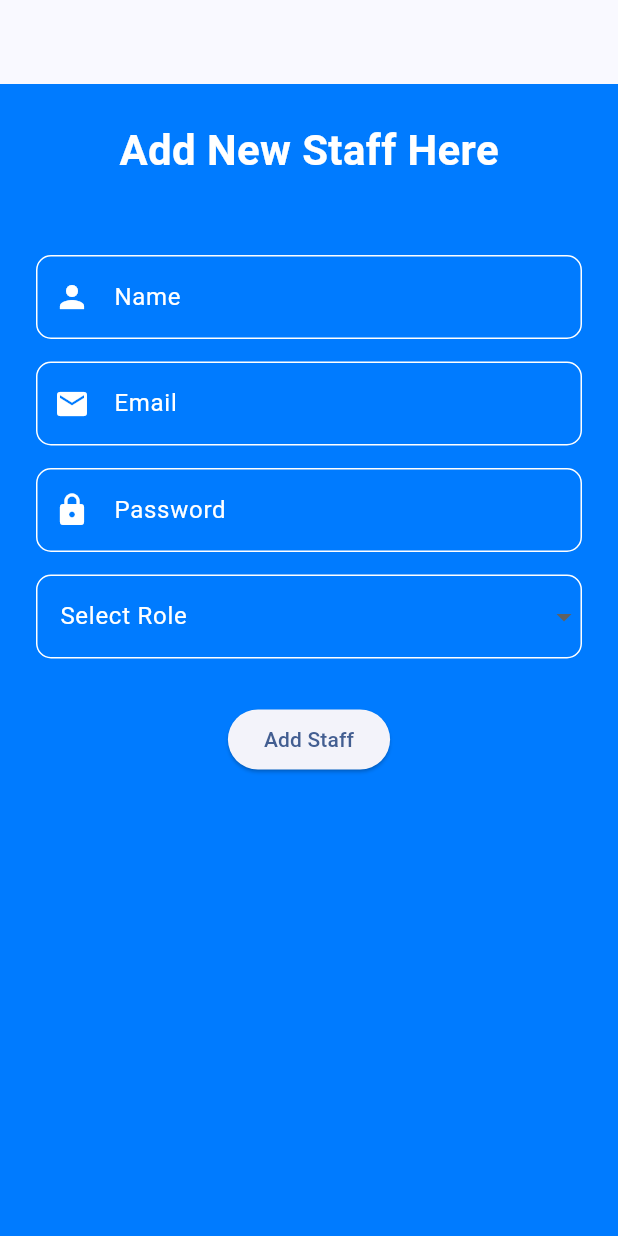
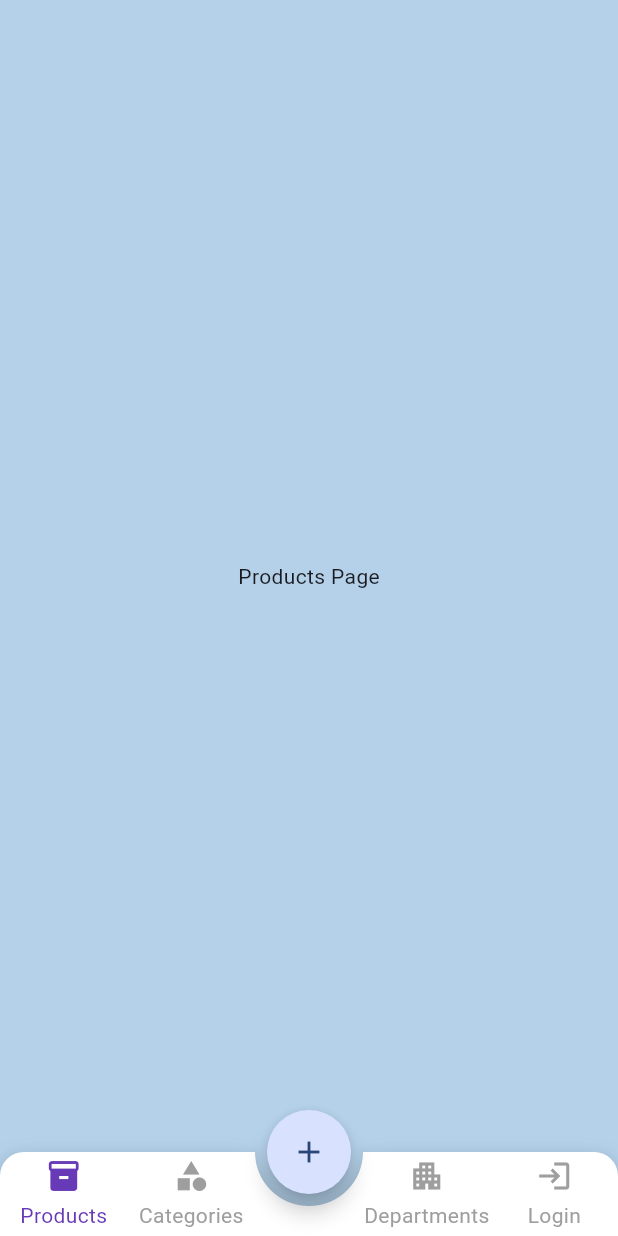
Before and after one commit to ishankfl/inventory, a Flutter app: the screen it shows after launch, on a phone screen of 412 x 824 dp. Run offline on Flutter 3.47's test engine with Material 3 defaults, Android fonts, the phone set to English and light mode, and no system bars; drawn by our look-alikes of animated_bottom_navigation_bar; our stand-ins replace jwt_decoder, shared_preferences; missing offline and left inert: dart:ffi.

Commit message:
category-view-completed

```diff
--- a/lib/main.dart
+++ b/lib/main.dart
@@ -1,11 +1,13 @@
 import 'package:flutter/material.dart';
+import 'package:inventory/screens/common/nav_bar.dart';
 import 'package:inventory/screens/login/add_staff_screen.dart';
 // import 'package:inventory/screens/login/login_screen.dart';
 import 'dart:io';
 
 import 'package:inventory/utils/http_overide.dart';
+import 'package:inventory/utils/token_utils.dart';
 
-void main() {
+void main() async {
   HttpOverrides.global = MyHttpOverrides();
 
   runApp(const MyApp());
@@ -19,13 +21,14 @@ class MyApp extends StatelessWidget {
     return MaterialApp(
       title: 'IMS Login',
       theme: ThemeData(
-        primaryColor: const Color(0xFF007bff),
-        scaffoldBackgroundColor: const Color(0xFF007bff),
+        appBarTheme: const AppBarTheme(color: Color(0xFF007bff)),
+        primaryColor: (Colors.white),
+        scaffoldBackgroundColor: const Color.fromARGB(255, 180, 209, 233),
         colorScheme: ColorScheme.fromSeed(seedColor: const Color(0xFF007bff)),
         useMaterial3: true,
       ),
       debugShowCheckedModeBanner: false,
-      home: const AddStaffScreen(),
+      home: const CustomNavigationBar(),
     );
   }
 }
--- /dev/null
+++ b/lib/screens/common/nav_bar.dart
@@ -0,0 +1,103 @@
+import 'package:animated_bottom_navigation_bar/animated_bottom_navigation_bar.dart';
+import 'package:flutter/material.dart';
+import 'package:inventory/screens/category/view_category.dart';
+import 'package:inventory/utils/token_utils.dart';
+
+class CustomNavigationBar extends StatefulWidget {
+  const CustomNavigationBar({super.key});
+
+  @override
+  State<CustomNavigationBar> createState() => _CustomNavigationBarState();
+}
+
+class _CustomNavigationBarState extends State<CustomNavigationBar> {
+  int _currentIndex = 0;
+  bool isExpired = false;
+
+  @override
+  void initState() {
+    super.initState();
+    _checkToken();
+  }
+
+  Future<void> _checkToken() async {
+    bool expired = await TokenUtils.isExpiredToken();
+    setState(() {
+      isExpired = expired;
+    });
+  }
+
+  List<IconData> get _iconList => [
+        Icons.inventory_2, // Products
+        Icons.category, // Categories
+        Icons.apartment, // Departments
+        isExpired ? Icons.login : Icons.assignment, // Conditional
+      ];
+
+  List<String> get _labels => [
+        'Products',
+        'Categories',
+        'Departments',
+        isExpired ? 'Login' : 'Issue',
+      ];
+
+  List<Widget> get _pages => [
+        const Center(child: Text('Products Page')),
+        ViewCategory(),
+        const Center(child: Text('Departments Page')),
+        isExpired
+            ? const Center(
+                child: Text('Login Page')) // Replace with Login widget
+            : const Center(child: Text('Issue Items Page')),
+      ];
+
+  @override
+  Widget build(BuildContext context) {
+    return Scaffold(
+      drawer: Drawer(
+        child: ElevatedButton(
+          child: Text("Logout"),
+          onPressed: () {
+            TokenUtils.clearToken();
+          },
+        ),
+      ),
+      body: _pages[_currentIndex],
+      floatingActionButton: FloatingActionButton(
+        shape: RoundedRectangleBorder(
+          borderRadius: BorderRadius.circular(30),
+        ),
+        onPressed: () {
+          // You can handle FAB press based on current index or globally
+        },
+        child: const Icon(Icons.add),
+      ),
+      floatingActionButtonLocation: FloatingActionButtonLocation.centerDocked,
+      bottomNavigationBar: AnimatedBottomNavigationBar.builder(
+        itemCount: _iconList.length,
+        tabBuilder: (int index, bool isActive) {
+          final color = isActive ? Colors.deepPurple : Colors.grey;
+          return Column(
+            mainAxisSize: MainAxisSize.min,
+            mainAxisAlignment: MainAxisAlignment.center,
+            children: [
+              Icon(_iconList[index], color: color),
+              const SizedBox(height: 4),
+              Text(
+                _labels[index],
+                style: TextStyle(color: color),
+              ),
+            ],
+          );
+        },
+        backgroundColor: Colors.white,
+        activeIndex: _currentIndex,
+        gapLocation: GapLocation.center,
+        notchSmoothness: NotchSmoothness.verySmoothEdge,
+        leftCornerRadius: 16,
+        rightCornerRadius: 16,
+        onTap: (index) => setState(() => _currentIndex = index),
+      ),
+    );
+  }
+}
--- a/lib/utils/token_utils.dart
+++ b/lib/utils/token_utils.dart
@@ -1,5 +1,9 @@
+/// TOken utils.dart
+import 'dart:ffi';
+
 import 'package:flutter/material.dart';
 import 'package:shared_preferences/shared_preferences.dart';
+import 'package:jwt_decoder/jwt_decoder.dart';
 
 class TokenUtils {
   static Future<void> saveToken(String token) async {
@@ -18,4 +22,13 @@ class TokenUtils {
     final SharedPreferences prefs = await SharedPreferences.getInstance();
     await prefs.remove('access_token');
   }
+
+  static Future<bool> isExpiredToken() async {
+    final token = await getToken();
+    if (token != null) {
+      bool isExpired = JwtDecoder.isExpired(token.toString());
+      return isExpired;
+    }
+    return true;
+  }
 }
--- a/pubspec.yaml
+++ b/pubspec.yaml
@@ -37,6 +37,8 @@ dependencies:
   cupertino_icons: ^1.0.2
   http: ^1.2.0
   shared_preferences: ^2.2.3
+  animated_bottom_navigation_bar: ^1.4.0
+  jwt_decoder: ^2.0.1
 
 dev_dependencies:
   flutter_test:
```
Also changed, not shown: lib/models/categoy.dart (added, +59 -0 lines), lib/screens/category/view_category.dart (added, +111 -0 lines), lib/services/category_services.dart (added, +170 -0 lines), pubspec.lock.
